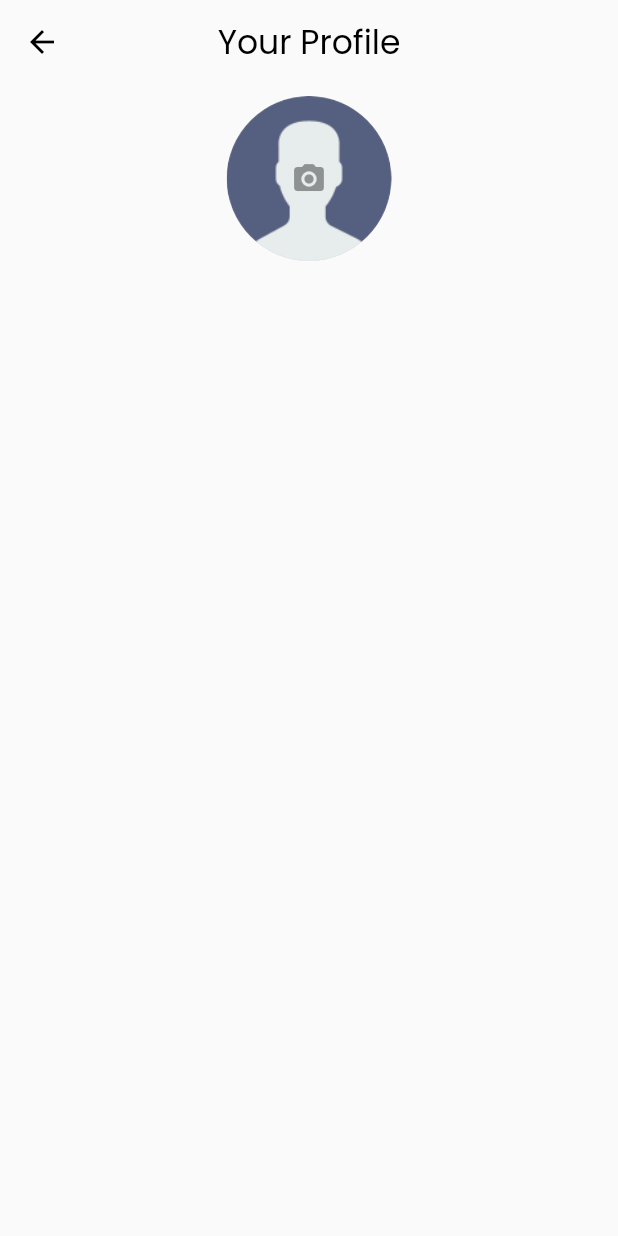
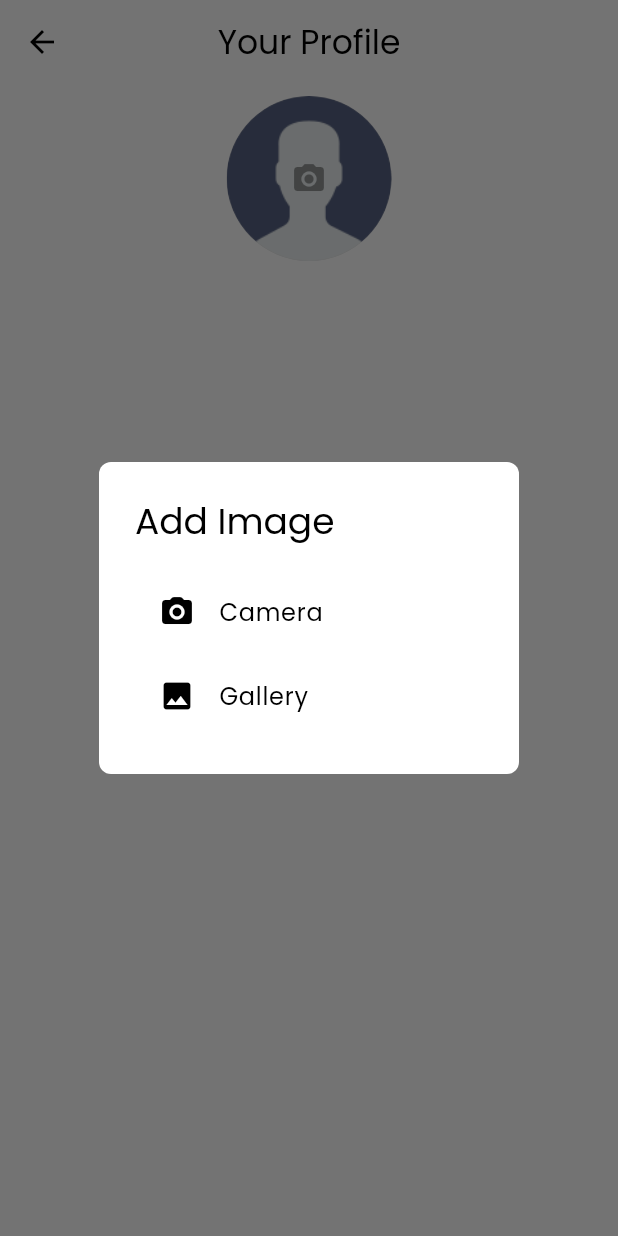
Before and after one commit to Versa-Morph/mobile-jakarta-smart, a Flutter app: the AddProfilePage screen opened by its route, after a tap on the "camera alt" icon, on a phone screen of 412 x 824 dp. Run offline on Flutter 3.47's test engine with Material 3 defaults, Android fonts, the light colour scheme and no system bars; our stand-ins replace equatable, flutter_bloc, geocoding, geolocator, google_maps_flutter, image_picker and 3 more; missing offline and left inert: flutter_polyline_points, pulsator; accounts and stored records are empty.

Commit message:
added alert to chose from camera or gallery

```diff
--- a/lib/views/home/profile/add_profile/add_profile_page.dart
+++ b/lib/views/home/profile/add_profile/add_profile_page.dart
@@ -1,5 +1,4 @@
 import 'dart:io';
-
 import 'package:flutter/material.dart';
 import 'package:image_picker/image_picker.dart';
 
@@ -27,7 +26,7 @@ class _AddProfilePageState extends State<AddProfilePage> {
               Center(
                 child: GestureDetector(
                   onTap: () {
-                    _pickImageFromGallery();
+                    _showAlertDialog(context);
                   },
                   child: CircleAvatar(
                     radius: 55,
@@ -54,12 +53,44 @@ class _AddProfilePageState extends State<AddProfilePage> {
     );
   }
 
-  Future<void> _pickImageFromGallery() async {
-    final selectedImage =
-        await ImagePicker().pickImage(source: ImageSource.camera);
+  Future<void> _pickImage(ImageSource source) async {
+    final selectedImage = await ImagePicker().pickImage(source: source);
 
     setState(() {
       _selectedImage = selectedImage;
     });
   }
+
+  void _showAlertDialog(BuildContext context) {
+    showDialog(
+      context: context,
+      builder: (BuildContext context) {
+        return AlertDialog(
+          shape: RoundedRectangleBorder(borderRadius: BorderRadius.circular(8)),
+          title: const Text('Add Image'),
+          content: Column(
+            mainAxisSize: MainAxisSize.min,
+            children: [
+              ListTile(
+                title: const Text('Camera'),
+                leading: const Icon(Icons.camera_alt_rounded),
+                onTap: () {
+                  _pickImage(ImageSource.camera);
+                  Navigator.pop(context);
+                },
+              ),
+              ListTile(
+                title: const Text('Gallery'),
+                leading: const Icon(Icons.image),
+                onTap: () {
+                  _pickImage(ImageSource.gallery);
+                  Navigator.pop(context);
+                },
+              ),
+            ],
+          ),
+        );
+      },
+    );
+  }
 }
```
Also changed, not shown: pubspec.yaml (line endings or trailing spaces).
